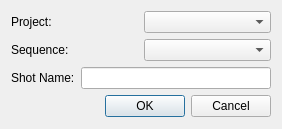
The window that pipe/shot/shot.ui (skarone/PipeL) describes before a commit, drawn with Qt 5.
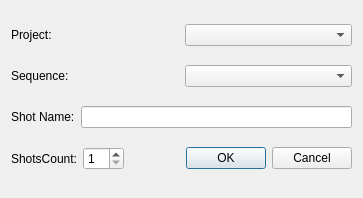
The same window after the commit.

Commit message: added option to create multi shots, starting with mail system

Diff of the .ui file:
```diff
--- a/pipe/shot/shot.ui
+++ b/pipe/shot/shot.ui
@@ -6,15 +6,13 @@
    <rect>
     <x>0</x>
     <y>0</y>
-    <width>282</width>
-    <height>129</height>
+    <width>363</width>
+    <height>198</height>
    </rect>
   </property>
   <property name="windowTitle">
    <string>New Shot</string>
   </property>
-  <layout class="QVBoxLayout" name="verticalLayout_2">
-   <item>
     <layout class="QVBoxLayout" name="verticalLayout">
      <item>
       <layout class="QHBoxLayout" name="horizontalLayout_2">
@@ -57,6 +55,22 @@
         <widget class="QLineEdit" name="shot_le"/>
        </item>
       </layout>
+   </item>
+   <item>
+    <layout class="QHBoxLayout" name="horizontalLayout_4">
+     <item>
+      <widget class="QLabel" name="label_4">
+       <property name="text">
+        <string>ShotsCount:</string>
+       </property>
+      </widget>
+     </item>
+     <item>
+      <widget class="QSpinBox" name="shotsCount_sp">
+       <property name="minimum">
+        <number>1</number>
+       </property>
+      </widget>
      </item>
      <item>
       <widget class="QDialogButtonBox" name="buttonBox">
```
Lines whose indentation alone changed are shown as unchanged. The commit also changes 6 other files.
